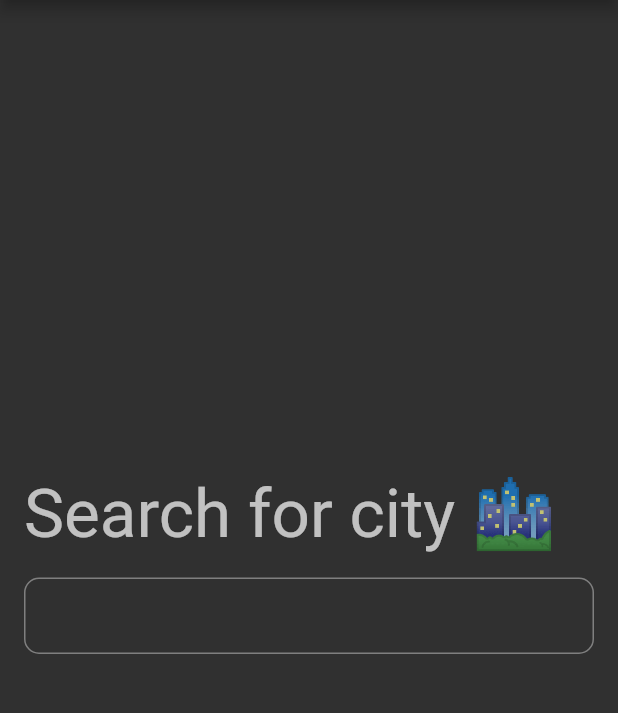
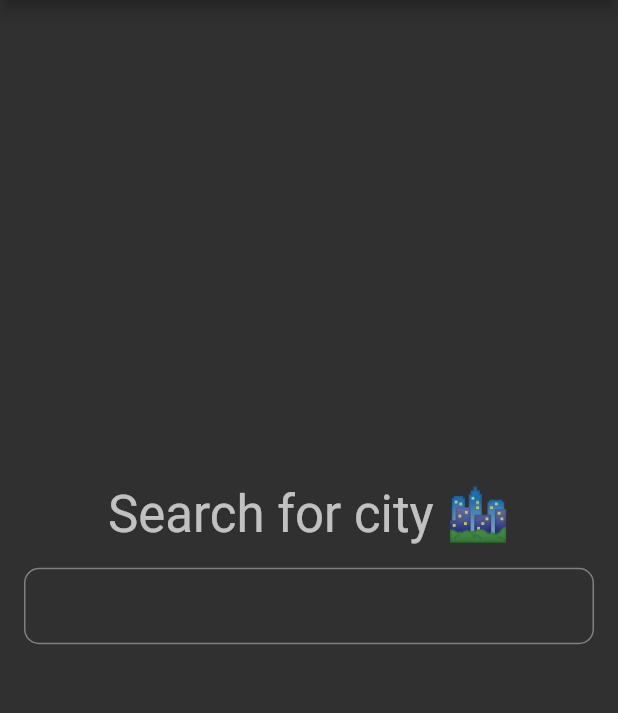
Before and after one commit to resultanyildizi/weather-app, a Flutter app: the screen it shows after launch, on a phone screen of 412 x 824 dp, the part 84-797 px from its top. Run offline on Flutter 3.47's test engine with Material 2 defaults, Android fonts, the phone set to English and light mode, and no system bars; our stand-ins replace bloc, dartz, equatable, flutter_bloc.

Commit message:
Update :white_check_mark:

```diff
--- a/lib/presentation/weather/weather_page.dart
+++ b/lib/presentation/weather/weather_page.dart
@@ -105,11 +105,11 @@ class WeatherPage extends StatelessWidget {
   Column _buildInitial(BuildContext context) {
     return Column(
       mainAxisAlignment: MainAxisAlignment.center,
-      crossAxisAlignment: CrossAxisAlignment.start,
+      crossAxisAlignment: CrossAxisAlignment.center,
       children: [
         Text(
           'Search for city 🏙',
-          style: Theme.of(context).textTheme.headline3,
+          style: Theme.of(context).textTheme.headline4,
         ),
         Form(
           child: Column(
```
Also changed, not shown: 1 other file.
